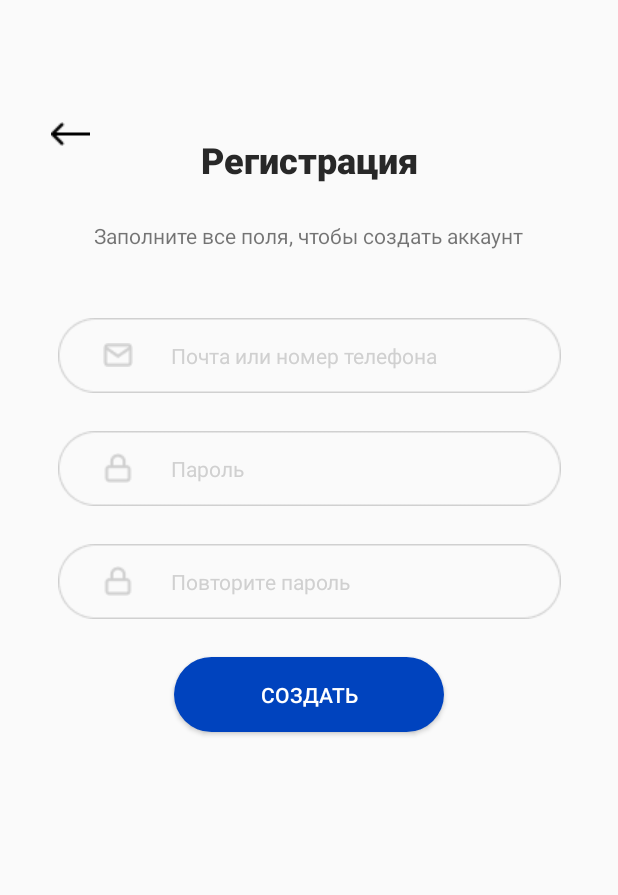
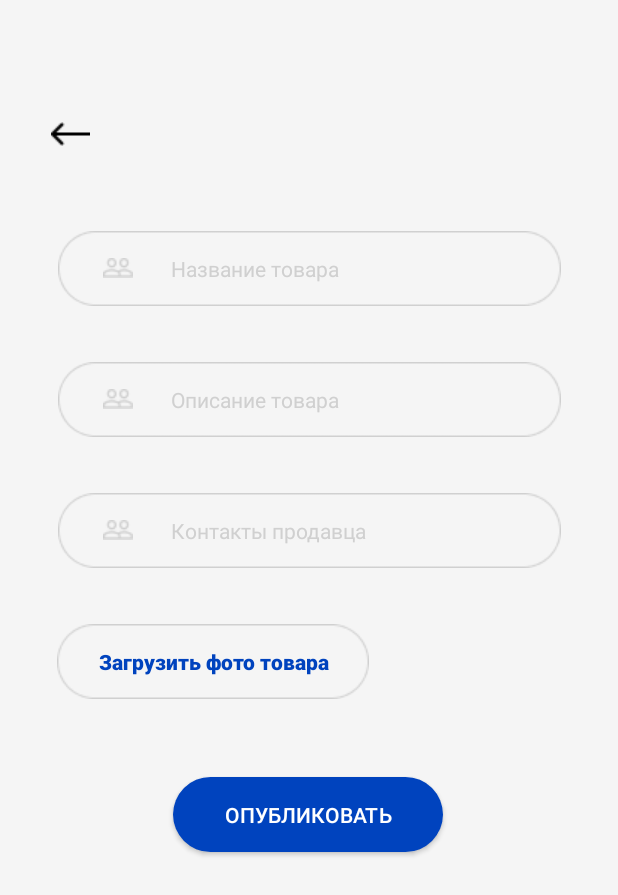
Before and after one commit to inTACdevelopers/inTAC, an Android app: the CreatePost screen opened directly, with no data from a screen before it, on a phone screen of 412 x 824 dp. Shown: the top 895 px of the screen. Run offline under Robolectric (Android 15) with nearby library versions, the phone set to English and light mode, and no system bars.

Commit message:
Added xml of activity "Create Post"

```diff
--- a/app/src/main/AndroidManifest.xml
+++ b/app/src/main/AndroidManifest.xml
@@ -2,8 +2,10 @@
 <manifest xmlns:android="http://schemas.android.com/apk/res/android"
     xmlns:tools="http://schemas.android.com/tools"
     package="com.intac">
+
     <uses-permission android:name="android.permission.INTERNET" />
     <uses-permission android:name="android.permission.ACCESS_NETWORK_STATE" />
+
     <application
         android:allowBackup="true"
         android:dataExtractionRules="@xml/data_extraction_rules"
@@ -15,7 +17,10 @@
         android:theme="@style/Theme.InTAC"
         tools:targetApi="31">
         <activity
-            android:name=".registration_page2"
+            android:name=".CreatePost"
+            android:exported="false" />
+        <activity
+            android:name=".Registration_page2"
             android:exported="false" />
         <activity
             android:name=".Registration"
--- a/app/src/main/java/com/intac/registration_page2.kt
+++ b/app/src/main/java/com/intac/CreatePost.kt
@@ -3,9 +3,9 @@ package com.intac
 import androidx.appcompat.app.AppCompatActivity
 import android.os.Bundle
 
-class registration_page2 : AppCompatActivity() {
+class CreatePost : AppCompatActivity() {
     override fun onCreate(savedInstanceState: Bundle?) {
         super.onCreate(savedInstanceState)
-        setContentView(R.layout.activity_registration_page2)
+        setContentView(R.layout.activity_create_post)
     }
 }
--- /dev/null
+++ b/app/src/main/java/com/intac/Registration_page2.kt
@@ -0,0 +1,11 @@
+package com.intac
+
+import androidx.appcompat.app.AppCompatActivity
+import android.os.Bundle
+
+class Registration_page2 : AppCompatActivity() {
+    override fun onCreate(savedInstanceState: Bundle?) {
+        super.onCreate(savedInstanceState)
+        setContentView(R.layout.activity_registration_page2)
+    }
+}
--- a/app/src/main/res/layout/activity_registration_page2.xml
+++ b/app/src/main/res/layout/activity_create_post.xml
@@ -4,40 +4,39 @@
     xmlns:tools="http://schemas.android.com/tools"
     android:layout_width="match_parent"
     android:layout_height="match_parent"
-    tools:context=".registration_page2">
+    android:background="#F5F5F5"
+    tools:context=".CreatePost">
 
     <Button
-        android:id="@+id/btCreateAcc"
+        android:id="@+id/btPost"
         android:layout_width="180dp"
         android:layout_height="50dp"
         android:layout_marginStart="115dp"
-        android:layout_marginTop="25dp"
-        android:layout_marginEnd="115dp"
+        android:layout_marginTop="52dp"
         android:background="@drawable/enter_btn"
         android:backgroundTint=" #0043BE"
-        android:text="@string/btCreateAcc"
+        android:text="@string/btPost"
         android:textColor="#FFFFFF"
-        app:layout_constraintEnd_toEndOf="parent"
         app:layout_constraintStart_toStartOf="parent"
-        app:layout_constraintTop_toBottomOf="@+id/plainRepeatPass" />
+        app:layout_constraintTop_toBottomOf="@+id/btUploadPicture" />
 
     <EditText
-        android:id="@+id/plainRegPass"
+        android:id="@+id/plainPostDescription"
         android:layout_width="335dp"
         android:layout_height="50dp"
-        android:layout_marginStart="21dp"
-        android:layout_marginTop="25dp"
-        android:layout_marginEnd="21dp"
+        android:layout_marginStart="20dp"
+        android:layout_marginTop="37dp"
+        android:layout_marginEnd="20dp"
         android:autofillHints=""
         android:background="@drawable/rectangle"
         android:backgroundTint="#D0D0D0"
-        android:drawableLeft="@drawable/lock_for_pass"
+        android:drawableLeft="@drawable/group_of_people"
         android:drawablePadding="25dp"
         android:elegantTextHeight="false"
         android:ems="10"
         android:freezesText="false"
-        android:hint="@string/plainPass"
-        android:inputType="textEmailAddress"
+        android:hint="@string/plainPostDescription"
+        android:inputType="textPersonName"
         android:paddingLeft="30dp"
         android:textAllCaps="false"
         android:textColor="#197BDD"
@@ -45,25 +44,25 @@
         android:textSize="14sp"
         app:layout_constraintEnd_toEndOf="parent"
         app:layout_constraintStart_toStartOf="parent"
-        app:layout_constraintTop_toBottomOf="@+id/plainRegLogin" />
+        app:layout_constraintTop_toBottomOf="@+id/plainPostName" />
 
     <EditText
-        android:id="@+id/plainRepeatPass"
+        android:id="@+id/plainContacts"
         android:layout_width="335dp"
         android:layout_height="50dp"
-        android:layout_marginStart="21dp"
-        android:layout_marginTop="25dp"
-        android:layout_marginEnd="21dp"
+        android:layout_marginStart="20dp"
+        android:layout_marginTop="37dp"
+        android:layout_marginEnd="20dp"
         android:autofillHints=""
         android:background="@drawable/rectangle"
         android:backgroundTint="#D0D0D0"
-        android:drawableLeft="@drawable/lock_for_pass"
+        android:drawableLeft="@drawable/group_of_people"
         android:drawablePadding="25dp"
         android:elegantTextHeight="false"
         android:ems="10"
         android:freezesText="false"
-        android:hint="@string/plainRepeatPass"
-        android:inputType="textEmailAddress"
+        android:hint="@string/plainContacts"
+        android:inputType="textPersonName"
         android:paddingLeft="30dp"
         android:textAllCaps="false"
         android:textColor="#197BDD"
@@ -71,25 +70,25 @@
         android:textSize="14sp"
         app:layout_constraintEnd_toEndOf="parent"
         app:layout_constraintStart_toStartOf="parent"
-        app:layout_constraintTop_toBottomOf="@+id/plainRegPass" />
+        app:layout_constraintTop_toBottomOf="@+id/plainPostDescription" />
 
     <EditText
-        android:id="@+id/plainRegLogin"
+        android:id="@+id/plainPostName"
         android:layout_width="335dp"
         android:layout_height="50dp"
-        android:layout_marginStart="21dp"
+        android:layout_marginStart="20dp"
         android:layout_marginTop="45dp"
-        android:layout_marginEnd="21dp"
+        android:layout_marginEnd="20dp"
         android:autofillHints=""
         android:background="@drawable/rectangle"
         android:backgroundTint="#D0D0D0"
-        android:drawableLeft="@drawable/mail"
+        android:drawableLeft="@drawable/group_of_people"
         android:drawablePadding="25dp"
         android:elegantTextHeight="false"
         android:ems="10"
         android:freezesText="false"
-        android:hint="@string/plainRegLogin"
-        android:inputType="textEmailAddress"
+        android:hint="@string/plainPostName"
+        android:inputType="textPersonName"
         android:paddingLeft="30dp"
         android:textAllCaps="false"
         android:textColor="#197BDD"
@@ -97,38 +96,10 @@
         android:textSize="14sp"
         app:layout_constraintEnd_toEndOf="parent"
         app:layout_constraintStart_toStartOf="parent"
-        app:layout_constraintTop_toBottomOf="@+id/textHelpRegistration_page2" />
-
-    <TextView
-        android:id="@+id/textHelpRegistration_page2"
-        android:layout_width="wrap_content"
-        android:layout_height="wrap_content"
-        android:layout_marginStart="17dp"
-        android:layout_marginTop="25dp"
-        android:layout_marginEnd="17dp"
-        android:text="@string/textHelpRegistration"
-        app:layout_constraintEnd_toEndOf="parent"
-        app:layout_constraintStart_toStartOf="parent"
-        app:layout_constraintTop_toBottomOf="@+id/textRegistration_page2" />
-
-    <TextView
-        android:id="@+id/textRegistration_page2"
-        android:layout_width="wrap_content"
-        android:layout_height="wrap_content"
-        android:layout_marginStart="20dp"
-        android:layout_marginTop="94dp"
-        android:layout_marginEnd="20dp"
-        android:fontFamily="sans-serif-black"
-        android:includeFontPadding="false"
-        android:text="@string/textRegistration"
-        android:textColor="#282828"
-        android:textSize="24sp"
-        app:layout_constraintEnd_toEndOf="parent"
-        app:layout_constraintStart_toStartOf="parent"
-        app:layout_constraintTop_toTopOf="parent" />
+        app:layout_constraintTop_toBottomOf="@+id/btBack_create_post" />
 
     <ImageButton
-        android:id="@+id/btBack_page2"
+        android:id="@+id/btBack_create_post"
         android:layout_width="54dp"
         android:layout_height="39dp"
         android:layout_marginStart="20dp"
@@ -137,4 +108,18 @@
         app:layout_constraintStart_toStartOf="parent"
         app:layout_constraintTop_toTopOf="parent"
         app:srcCompat="@drawable/arrow_left" />
+
+    <Button
+        android:id="@+id/btUploadPicture"
+        android:layout_width="wrap_content"
+        android:layout_height="wrap_content"
+        android:layout_marginStart="38dp"
+        android:layout_marginTop="37dp"
+        android:background="@drawable/rectangle_for_upload_picture"
+        android:text="@string/btUploadPicture"
+        android:textAllCaps="false"
+        android:textColor="#0043BE"
+        android:textStyle="bold"
+        app:layout_constraintStart_toStartOf="parent"
+        app:layout_constraintTop_toBottomOf="@+id/plainContacts" />
 </androidx.constraintlayout.widget.ConstraintLayout>
--- a/app/src/main/res/values/strings.xml
+++ b/app/src/main/res/values/strings.xml
@@ -28,4 +28,9 @@
     <string name="plainRegLogin">Почта или номер телефона</string>
     <string name="plainRepeatPass">Повторите пароль</string>
     <string name="btCreateAcc">Создать</string>
+    <string name="btUploadPicture">Загрузить фото товара</string>
+    <string name="btPost">Опубликовать</string>
+    <string name="plainPostName">Название товара</string>
+    <string name="plainPostDescription">Описание товара</string>
+    <string name="plainContacts">Контакты продавца</string>
 </resources>
```
Also changed, not shown: app/src/main/res/drawable/rectangle_for_upload_picture.png (added).
